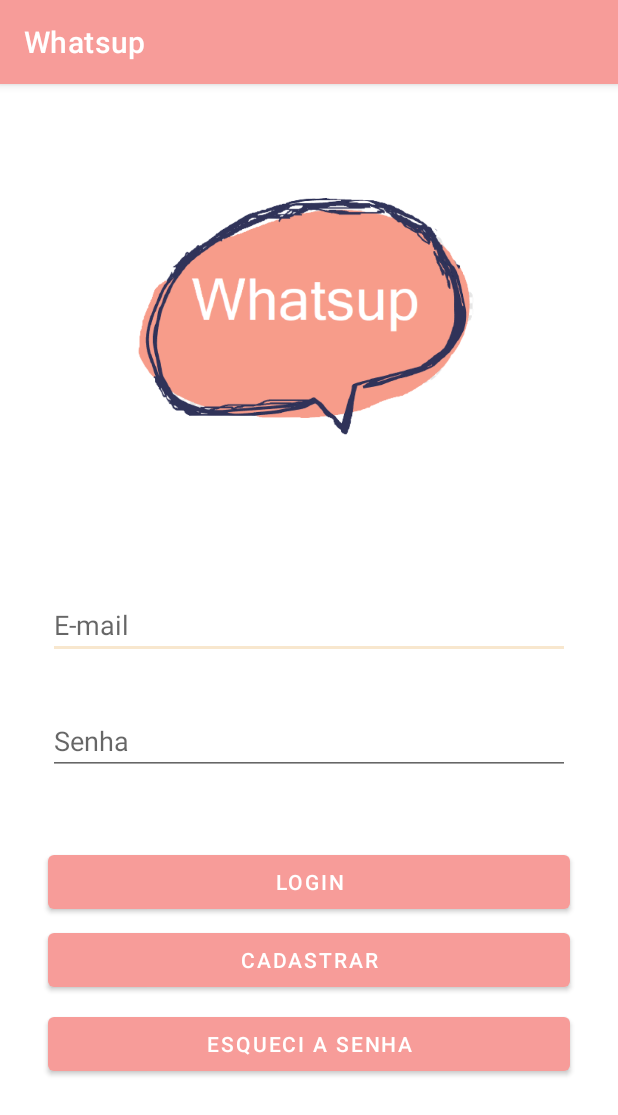
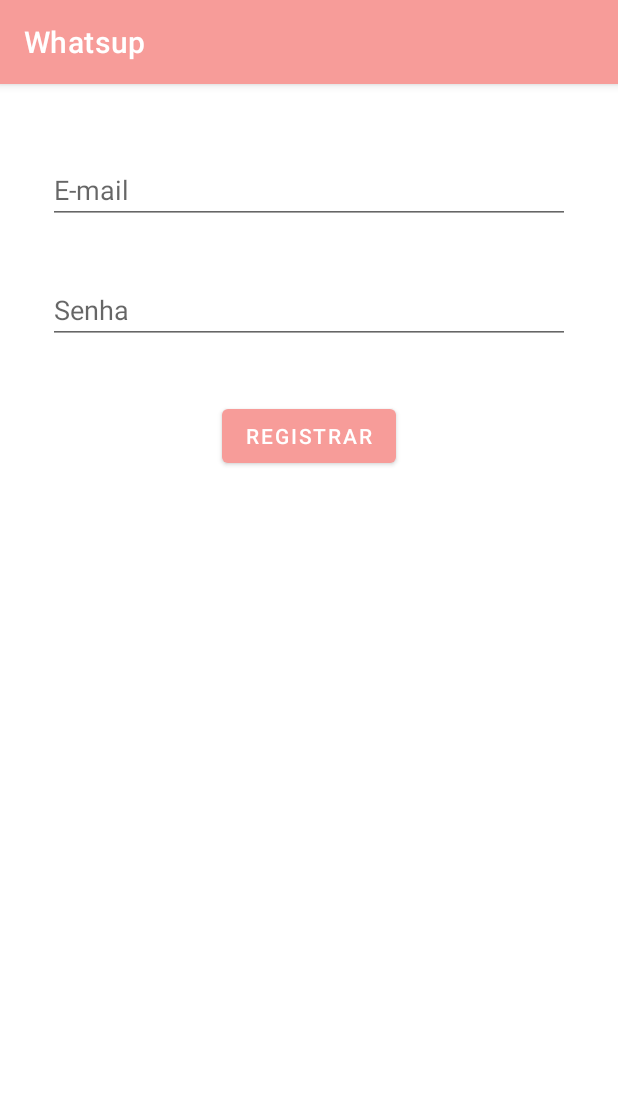
Before and after one commit to rbmurussi/whatsup, an Android app: the screen it shows after launch (LoginActivity), after a tap on "CADASTRAR", on a phone screen of 412 x 824 dp. Shown: the top 1115 px of the screen. Run offline under Robolectric (Android 15) with nearby library versions, the phone set to English and light mode, and no system bars; our stand-ins replace Dagger/Hilt's generated code, Firebase (no records; nobody signed in at launch, a user with empty details on screens opened directly), data binding; 2 other taps on this screen came first.

Commit message:
add tela de esqueci a senha e cadastro

```diff
--- a/app/src/main/java/br/edu/iesb/android2/whatsup/view/fragment/LoginFragment.kt
+++ b/app/src/main/java/br/edu/iesb/android2/whatsup/view/fragment/LoginFragment.kt
@@ -51,13 +51,15 @@ class LoginFragment : Fragment() {
     }
 
     fun register() {
-        viewModel.register()
-        Toast.makeText(context, context?.getString(R.string.register_success), Toast.LENGTH_LONG).show()
+        findNavController().navigate(R.id.action_loginFragment_to_registerFragment)
+//        viewModel.register()
+//        Toast.makeText(context, context?.getString(R.string.register_success), Toast.LENGTH_LONG).show()
     }
 
     fun forgotPassword() {
-        viewModel.forgotPassword()
-        Toast.makeText(context, context?.getString(R.string.forgot_success), Toast.LENGTH_LONG).show()
+        findNavController().navigate(R.id.action_loginFragment_to_forgotPasswordFragment)
+//        viewModel.forgotPassword()
+//        Toast.makeText(context, context?.getString(R.string.forgot_success), Toast.LENGTH_LONG).show()
     }
 }
 
--- /dev/null
+++ b/app/src/main/java/br/edu/iesb/android2/whatsup/view/fragment/RegisterFragment.kt
@@ -0,0 +1,36 @@
+package br.edu.iesb.android2.whatsup.view.fragment
+
+import android.os.Bundle
+import android.view.LayoutInflater
+import android.view.View
+import android.view.ViewGroup
+import androidx.fragment.app.Fragment
+import androidx.lifecycle.ViewModelProvider
+import br.edu.iesb.android2.whatsup.databinding.FragmentRegisterBinding
+import br.edu.iesb.android2.whatsup.viewmodel.LoginViewModel
+
+class RegisterFragment : Fragment() {
+
+    private lateinit var binding: FragmentRegisterBinding
+
+    private val viewModel: LoginViewModel by lazy {
+        ViewModelProvider(this).get(LoginViewModel::class.java)
+    }
+
+    override fun onCreateView(
+        inflater: LayoutInflater,
+        container: ViewGroup?,
+        savedInstanceState: Bundle?
+    ): View? {
+        binding = FragmentRegisterBinding.inflate(inflater, container, false)
+        binding.viewModel = viewModel
+        binding.lifecycleOwner = this
+
+        return binding.root
+    }
+
+    fun register() {
+        viewModel.register()
+    }
+
+}
--- /dev/null
+++ b/app/src/main/res/layout/fragment_register.xml
@@ -0,0 +1,69 @@
+<?xml version="1.0" encoding="utf-8"?>
+<layout xmlns:android="http://schemas.android.com/apk/res/android"
+    xmlns:tools="http://schemas.android.com/tools"
+    xmlns:app="http://schemas.android.com/apk/res-auto">
+    <data>
+
+        <variable
+            name="viewModel"
+            type="br.edu.iesb.android2.whatsup.viewmodel.LoginViewModel" />
+
+    </data>
+
+    <androidx.constraintlayout.widget.ConstraintLayout
+        android:layout_width="match_parent"
+        android:layout_height="match_parent">
+
+        <EditText
+            android:id="@+id/edEmail2"
+            android:layout_width="0dp"
+            android:layout_height="wrap_content"
+            android:layout_marginStart="32dp"
+            android:layout_marginTop="48dp"
+            android:layout_marginEnd="32dp"
+            android:layout_marginBottom="16dp"
+            android:autofillHints=""
+            android:ems="10"
+            android:hint="@string/email"
+            android:inputType="textEmailAddress"
+            android:text="@={ viewModel.email }"
+            app:layout_constraintBottom_toTopOf="@+id/guideline2"
+            app:layout_constraintEnd_toEndOf="parent"
+            app:layout_constraintHorizontal_bias="0.0"
+            app:layout_constraintStart_toStartOf="parent"
+            app:layout_constraintTop_toTopOf="parent" />
+
+        <EditText
+            android:id="@+id/edPassword2"
+            android:layout_width="0dp"
+            android:layout_height="wrap_content"
+            android:layout_marginStart="32dp"
+            android:layout_marginEnd="32dp"
+            android:layout_marginBottom="560dp"
+            android:autofillHints=""
+            android:ems="10"
+            android:hint="@string/password"
+            android:inputType="textPassword"
+            android:text="@={ viewModel.pass }"
+            app:layout_constraintBottom_toBottomOf="parent"
+            app:layout_constraintEnd_toEndOf="parent"
+            app:layout_constraintHorizontal_bias="0.0"
+            app:layout_constraintStart_toStartOf="parent"
+            app:layout_constraintTop_toBottomOf="@+id/edEmail2" />
+
+        <Button
+            android:id="@+id/button2"
+            android:layout_width="wrap_content"
+            android:layout_height="wrap_content"
+            android:onClick="@{() -> viewModel.register()}"
+            android:text="Registrar"
+            app:layout_constraintBottom_toBottomOf="parent"
+            app:layout_constraintEnd_toEndOf="parent"
+            app:layout_constraintStart_toStartOf="parent"
+            app:layout_constraintTop_toBottomOf="@+id/edPassword2"
+            app:layout_constraintVertical_bias="0.068" />
+
+
+    </androidx.constraintlayout.widget.ConstraintLayout>
+
+</layout>
--- a/app/src/main/res/navigation/login.xml
+++ b/app/src/main/res/navigation/login.xml
@@ -11,10 +11,25 @@
         android:label="fragment_login"
         tools:layout="@layout/fragment_login" >
         <action
+            android:id="@+id/action_loginFragment_to_registerFragment"
+            app:destination="@id/registerFragment" />
+        <action
+            android:id="@+id/action_loginFragment_to_forgotPasswordFragment"
+            app:destination="@id/forgotPasswordFragment" />
+        <action
             android:id="@+id/action_loginFragment_to_mainActivity"
             app:destination="@id/mainActivity" />
     </fragment>
-
+    <fragment
+        android:id="@+id/registerFragment"
+        android:name="br.edu.iesb.android2.whatsup.view.fragment.RegisterFragment"
+        android:label="fragment_register"
+        tools:layout="@layout/fragment_register" />
+    <fragment
+        android:id="@+id/forgotPasswordFragment"
+        android:name="br.edu.iesb.android2.whatsup.view.fragment.ForgotPasswordFragment"
+        android:label="fragment_forgot_password"
+        tools:layout="@layout/fragment_forgot_password" />
     <activity
         android:id="@+id/mainActivity"
         android:name="br.edu.iesb.android2.whatsup.view.activity.MainActivity"
```
Also changed, not shown: app/src/main/java/br/edu/iesb/android2/whatsup/view/fragment/ForgotPasswordFragment.kt (added, +36 -0 lines), app/src/main/res/layout/fragment_forgot_password.xml (added, +48 -0 lines).
